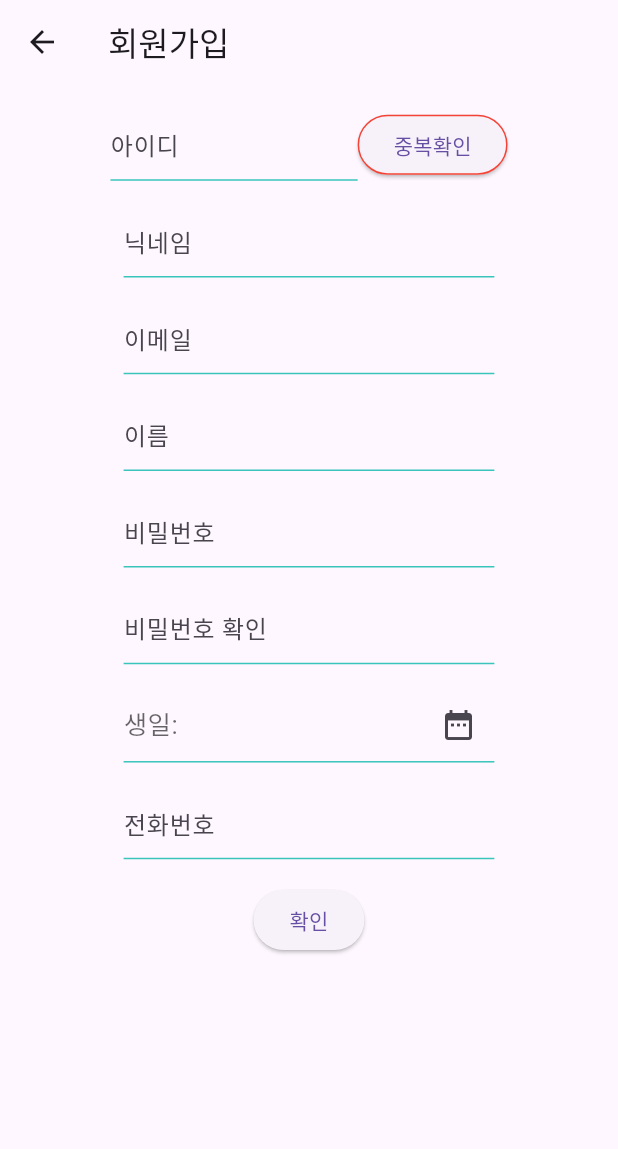
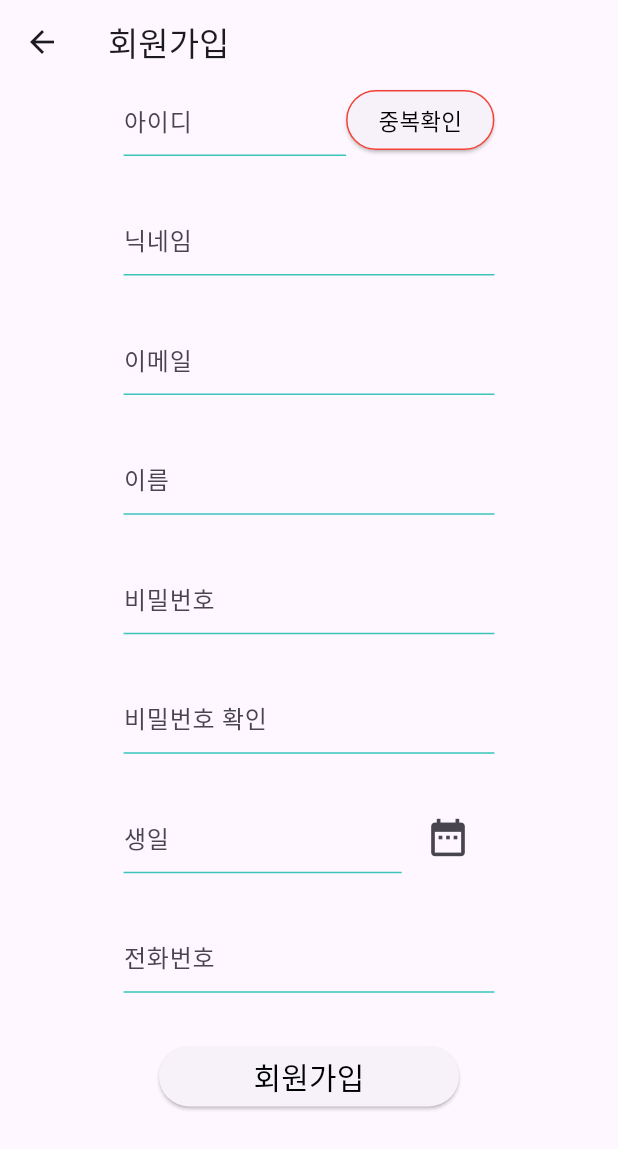
Before and after one commit to SPACE-AXE/pig-front, a Flutter app: the RegisterScreen screen opened directly, on a phone screen of 412 x 824 dp. Shown: the top 1149 px of the screen. Run offline on Flutter 3.47's test engine with Material 3 defaults, Android fonts, the phone set to English and light mode, and no system bars; our stand-ins replace fluttertoast.

Commit message:
회원가입, 로그인 구현 완료

```diff
--- a/lib/Screen/Auth/Login/login_screen.dart
+++ b/lib/Screen/Auth/Login/login_screen.dart
@@ -54,10 +54,6 @@ class _LoginScreenState extends State<LoginScreen> {
               updateId: updateId,
               updatePwd: updatePwd,
             ),
-            SizedBox(
-              width: MediaQuery.of(context).size.width,
-              height: MediaQuery.of(context).size.height * 0.03,
-            ),
             LoginBtn(
               idPwdFormKey: idPwdFormKey,
               id: id,
@@ -68,10 +64,6 @@ class _LoginScreenState extends State<LoginScreen> {
               height: MediaQuery.of(context).size.height * 0.03,
             ),
             const ThreeBtn(),
-            SizedBox(
-              width: MediaQuery.of(context).size.width,
-              height: MediaQuery.of(context).size.height * 0.1,
-            ),
           ],
         ),
       ),
--- a/lib/Screen/Auth/Login/widgets/id_pwd.dart
+++ b/lib/Screen/Auth/Login/widgets/id_pwd.dart
@@ -21,12 +21,15 @@ class _IdAndPwdState extends State<IdAndPwd> {
     return Container(
       decoration: const BoxDecoration(),
       width: MediaQuery.of(context).size.width * 0.6,
+      height: MediaQuery.of(context).size.height * 0.22,
       child: Form(
         key: widget.idPwdFormKey,
         child: Column(
-          mainAxisAlignment: MainAxisAlignment.center,
+          mainAxisAlignment: MainAxisAlignment.start,
           children: [
-            TextFormField(
+            Expanded(
+              flex: 1,
+              child: TextFormField(
                 validator: (value) {
                   if (value == null || value.isEmpty) {
                     return "필수 입력값입니다.";
@@ -45,11 +48,14 @@ class _IdAndPwdState extends State<IdAndPwd> {
                   ),
                 ),
               ),
+            ),
             SizedBox(
               width: MediaQuery.of(context).size.width,
-              height: MediaQuery.of(context).size.height * 0.03,
+              height: MediaQuery.of(context).size.height * 0.02,
             ),
-            TextFormField(
+            Expanded(
+              flex: 1,
+              child: TextFormField(
                 obscureText: true,
                 validator: (value) {
                   if (value == null || value.isEmpty) {
@@ -69,6 +75,7 @@ class _IdAndPwdState extends State<IdAndPwd> {
                   ),
                 ),
               ),
+            ),
           ],
         ),
       ),
--- a/lib/Screen/Auth/register/register_screen.dart
+++ b/lib/Screen/Auth/register/register_screen.dart
@@ -27,6 +27,7 @@ class _RegisterScreenState extends State<RegisterScreen> {
 
   String _birth = '';
   bool emailCheck = true;
+  bool pwdCheckFlag = false;
 
   String name = '';
   String nickname = '';
@@ -54,24 +55,25 @@ class _RegisterScreenState extends State<RegisterScreen> {
             child: Column(
               mainAxisAlignment: MainAxisAlignment.start,
               children: [
-                SizedBox(height: MediaQuery.of(context).size.height * 0.02),
-                idInput(context),
-                SizedBox(height: MediaQuery.of(context).size.height * 0.02),
-                nicknameInput(context),
-                SizedBox(height: MediaQuery.of(context).size.height * 0.02),
-                emailInput(context),
-                SizedBox(height: MediaQuery.of(context).size.height * 0.02),
-                nameInput(context),
-                SizedBox(height: MediaQuery.of(context).size.height * 0.02),
-                passwordInput(context),
-                SizedBox(height: MediaQuery.of(context).size.height * 0.02),
-                passwordCheckInput(context),
-                SizedBox(height: MediaQuery.of(context).size.height * 0.02),
-                birthInput(context),
-                SizedBox(height: MediaQuery.of(context).size.height * 0.02),
-                phoneInput(context),
-                SizedBox(height: MediaQuery.of(context).size.height * 0.02),
-                enterBtn(context)
+                // SizedBox(height: MediaQuery.of(context).size.height * 0.02),
+                Expanded(flex: 1, child: idInput(context)),
+                // SizedBox(height: MediaQuery.of(context).size.height * 0.02),
+                Expanded(flex: 1, child: nicknameInput(context)),
+                // SizedBox(height: MediaQuery.of(context).size.height * 0.02),
+                Expanded(flex: 1, child: emailInput(context)),
+                // SizedBox(height: MediaQuery.of(context).size.height * 0.02),
+                Expanded(flex: 1, child: nameInput(context)),
+                // SizedBox(height: MediaQuery.of(context).size.height * 0.02),
+                Expanded(flex: 1, child: passwordInput(context)),
+                // SizedBox(height: MediaQuery.of(context).size.height * 0.02),
+                Expanded(flex: 1, child: passwordCheckInput(context)),
+                // SizedBox(height: MediaQuery.of(context).size.height * 0.02),
+                Expanded(flex: 1, child: birthInput(context)),
+                // SizedBox(height: MediaQuery.of(context).size.height * 0.02),
+                Expanded(flex: 1, child: phoneInput(context)),
+                // SizedBox(height: MediaQuery.of(context).size.height * 0.02),
+                enterBtn(context),
+                SizedBox(height: MediaQuery.of(context).size.height * 0.1),
               ],
             ),
           ),
@@ -80,6 +82,9 @@ class _RegisterScreenState extends State<RegisterScreen> {
 
   ElevatedButton enterBtn(BuildContext context) {
     return ElevatedButton(
+        style: ElevatedButton.styleFrom(
+          fixedSize: const Size(200, 10),
+        ),
         onPressed: () {
           if (_formKey.currentState!.validate()) {
             if (_birth == "") {
@@ -92,6 +97,8 @@ class _RegisterScreenState extends State<RegisterScreen> {
                 textColor: Colors.white,
                 fontSize: 16,
               );
+            } else if (!pwdCheckFlag) {
+              _pwdKey.currentState!.validate();
             } else if (idDuplicateFlag) {
               setState(() {
                 name = _id.text;
@@ -125,11 +132,15 @@ class _RegisterScreenState extends State<RegisterScreen> {
             }
           }
         },
-        child: const Text("확인"));
+        child: const Text(
+          "회원가입",
+          style: TextStyle(fontSize: 20, color: Colors.black),
+        ));
   }
 
-  SizedBox phoneInput(BuildContext context) {
-    return SizedBox(
+  Container phoneInput(BuildContext context) {
+    return Container(
+      decoration: const BoxDecoration(),
       width: MediaQuery.of(context).size.width * 0.6,
       child: TextFormField(
         validator: (value) {
@@ -167,25 +178,36 @@ class _RegisterScreenState extends State<RegisterScreen> {
 
   Container birthInput(BuildContext context) {
     return Container(
+      decoration: const BoxDecoration(),
       width: MediaQuery.of(context).size.width * 0.6,
-      decoration: const BoxDecoration(
-        border: Border(
-          bottom: BorderSide(
+      child: Row(
+        crossAxisAlignment: CrossAxisAlignment.start,
+        mainAxisAlignment: MainAxisAlignment.spaceBetween,
+        children: [
+          Expanded(
+            flex: 3,
+            child: TextField(
+              readOnly: true,
+              decoration: InputDecoration(
+                counterText: '',
+                hintText: _birth == '' ? "생일" : "생일: $_birth",
+                enabledBorder: const UnderlineInputBorder(
+                  borderSide: BorderSide(
                     color: Color(0xff39c5bb),
                   ),
                 ),
               ),
-      child: Row(
-        mainAxisAlignment: MainAxisAlignment.spaceBetween,
-        children: [
-          Text(
-            "생일: $_birth",
-            style: TextStyle(
-              fontSize: 17,
-              color: Colors.black.withOpacity(0.6),
+              onChanged: (value) {
+                if (_pwdKey.currentState!.validate()) {
+                  pwdCheckFlag = !pwdCheckFlag;
+                }
+              },
             ),
           ),
-          IconButton(
+          Expanded(
+              flex: 1,
+              child: IconButton(
+                  iconSize: 30,
                   onPressed: () {
                     showDatePicker(
                             context: context,
@@ -197,19 +219,21 @@ class _RegisterScreenState extends State<RegisterScreen> {
                         setState(() {
                           birth = DateFormat("yyyy-MM-dd'T'HH:mm:ss.SSS'Z'")
                               .format(selectedDate);
-                      _birth = DateFormat("yyyy-MM-dd").format(selectedDate);
+                          _birth =
+                              DateFormat("yyyy-MM-dd").format(selectedDate);
                         });
                       }
                     });
                   },
-              icon: const Icon(Icons.date_range))
+                  icon: const Icon(Icons.date_range))),
         ],
       ),
     );
   }
 
-  SizedBox passwordInput(BuildContext context) {
-    return SizedBox(
+  Container passwordInput(BuildContext context) {
+    return Container(
+        decoration: const BoxDecoration(),
         width: MediaQuery.of(context).size.width * 0.6,
         child: CustomFormField(
           obscureText: true,
@@ -218,8 +242,9 @@ class _RegisterScreenState extends State<RegisterScreen> {
         ));
   }
 
-  SizedBox passwordCheckInput(BuildContext context) {
-    return SizedBox(
+  Container passwordCheckInput(BuildContext context) {
+    return Container(
+      decoration: const BoxDecoration(),
       width: MediaQuery.of(context).size.width * 0.6,
       child: Form(
         key: _pwdKey,
@@ -245,15 +270,18 @@ class _RegisterScreenState extends State<RegisterScreen> {
             ),
           ),
           onChanged: (value) {
-            _pwdKey.currentState!.validate();
+            if (_pwdKey.currentState!.validate()) {
+              pwdCheckFlag = !pwdCheckFlag;
+            }
           },
         ),
       ),
     );
   }
 
-  SizedBox nameInput(BuildContext context) {
-    return SizedBox(
+  Container nameInput(BuildContext context) {
+    return Container(
+        decoration: const BoxDecoration(),
         width: MediaQuery.of(context).size.width * 0.6,
         child: CustomFormField(
           obscureText: false,
@@ -262,8 +290,9 @@ class _RegisterScreenState extends State<RegisterScreen> {
         ));
   }
 
-  SizedBox emailInput(BuildContext context) {
-    return SizedBox(
+  Container emailInput(BuildContext context) {
+    return Container(
+      decoration: const BoxDecoration(),
       width: MediaQuery.of(context).size.width * 0.6,
       child: TextFormField(
         validator: (value) {
@@ -299,8 +328,9 @@ class _RegisterScreenState extends State<RegisterScreen> {
     );
   }
 
-  SizedBox nicknameInput(BuildContext context) {
-    return SizedBox(
+  Container nicknameInput(BuildContext context) {
+    return Container(
+      decoration: const BoxDecoration(),
       width: MediaQuery.of(context).size.width * 0.6,
       child: TextFormField(
         validator: (value) {
@@ -322,34 +352,45 @@ class _RegisterScreenState extends State<RegisterScreen> {
     );
   }
 
-  Row idInput(BuildContext context) {
-    return Row(
-      mainAxisAlignment: MainAxisAlignment.center,
+  Container idInput(BuildContext context) {
+    return Container(
+      decoration: const BoxDecoration(),
+      width: MediaQuery.of(context).size.width * 0.6,
+      child: Row(
+        crossAxisAlignment: CrossAxisAlignment.start,
+        mainAxisAlignment: MainAxisAlignment.spaceBetween,
         children: [
-        SizedBox(
-            width: MediaQuery.of(context).size.width * 0.4,
+          Expanded(
+            flex: 3,
             child: CustomFormField(
-              obscureText: true,
+              obscureText: false,
               text: "아이디",
               controller: _id,
-            )),
-        ElevatedButton(
+            ),
+          ),
+          Expanded(
+            flex: 2,
+            child: ElevatedButton(
               onPressed: () {
                 setState(() {
                   name = _id.text;
                 });
                 idDuplicateFlag ? null : checkUserIdDuplicate(name);
               },
-          style: ButtonStyle(
-            side: MaterialStateProperty.all(
-              BorderSide(
+              style: ElevatedButton.styleFrom(
+                padding: const EdgeInsets.all(1),
+                side: BorderSide(
                   color: idDuplicateFlag ? const Color(0xff39c5bb) : Colors.red,
                 ),
               ),
+              child: const Text(
+                "중복확인",
+                style: TextStyle(fontSize: 15, color: Colors.black),
               ),
-          child: const Text("중복확인"),
+            ),
           )
         ],
+      ),
     );
   }
 
```
Lines whose indentation alone changed are shown as unchanged.
